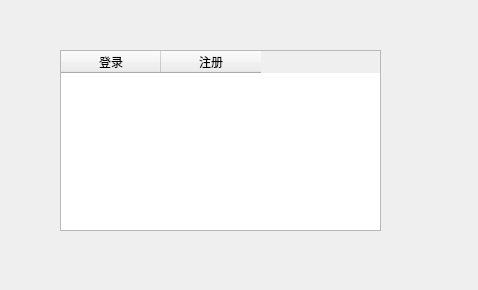
The window that Account_Dialog.ui (Nasssii/Query) describes before a commit, drawn with Qt 5.
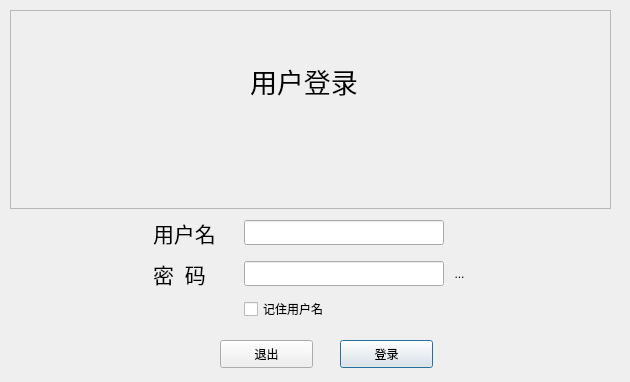
The same window after the commit. Icons and pictures are not drawn.

Diff of the .ui file:
```diff
--- a/Account_Dialog.ui
+++ b/Account_Dialog.ui
@@ -6,32 +6,221 @@
    <rect>
     <x>0</x>
     <y>0</y>
-    <width>478</width>
-    <height>290</height>
+    <width>630</width>
+    <height>382</height>
    </rect>
   </property>
   <property name="windowTitle">
    <string>Dialog</string>
   </property>
-  <widget class="QTableWidget" name="tableWidget">
+  <widget class="QWidget" name="verticalLayoutWidget_2">
    <property name="geometry">
     <rect>
-     <x>60</x>
-     <y>50</y>
-     <width>321</width>
-     <height>181</height>
+     <x>10</x>
+     <y>10</y>
+     <width>601</width>
+     <height>311</height>
     </rect>
    </property>
-   <column>
-    <property name="text">
-     <string>登录</string>
-    </property>
-   </column>
-   <column>
-    <property name="text">
-     <string>注册</string>
-    </property>
-   </column>
+   <layout class="QVBoxLayout" name="verticalLayout_2">
+    <item>
+     <layout class="QHBoxLayout" name="horizontalLayout">
+      <item>
+       <widget class="QFrame" name="frame">
+        <property name="frameShape">
+         <enum>QFrame::StyledPanel</enum>
+        </property>
+        <property name="frameShadow">
+         <enum>QFrame::Raised</enum>
+        </property>
+        <widget class="QLabel" name="labelLoginTitle_2">
+         <property name="geometry">
+          <rect>
+           <x>240</x>
+           <y>20</y>
+           <width>151</width>
+           <height>101</height>
+          </rect>
+         </property>
+         <property name="font">
+          <font>
+           <family>AcadEref</family>
+           <pointsize>20</pointsize>
+          </font>
+         </property>
+         <property name="text">
+          <string>用户登录</string>
+         </property>
+        </widget>
+       </widget>
+      </item>
+     </layout>
+    </item>
+    <item>
+     <layout class="QHBoxLayout" name="horizontalLayout_2">
+      <item>
+       <spacer name="horizontalSpacer_3">
+        <property name="orientation">
+         <enum>Qt::Horizontal</enum>
+        </property>
+        <property name="sizeHint" stdset="0">
+         <size>
+          <width>40</width>
+          <height>20</height>
+         </size>
+        </property>
+       </spacer>
+      </item>
+      <item>
+       <layout class="QGridLayout" name="gridLayout">
+        <item row="1" column="2">
+         <widget class="QLineEdit" name="lineEditPassword">
+          <property name="minimumSize">
+           <size>
+            <width>200</width>
+            <height>25</height>
+           </size>
+          </property>
+         </widget>
+        </item>
+        <item row="0" column="1">
+         <widget class="QLabel" name="labelUser">
+          <property name="minimumSize">
+           <size>
+            <width>85</width>
+            <height>35</height>
+           </size>
+          </property>
+          <property name="font">
+           <font>
+            <family>AcadEref</family>
+            <pointsize>16</pointsize>
+            <weight>50</weight>
+            <italic>false</italic>
+            <bold>false</bold>
+           </font>
+          </property>
+          <property name="text">
+           <string>用户名</string>
+          </property>
+         </widget>
+        </item>
+        <item row="5" column="2">
+         <widget class="QCheckBox" name="checkRememberUser">
+          <property name="text">
+           <string>记住用户名</string>
+          </property>
+         </widget>
+        </item>
+        <item row="1" column="1">
+         <widget class="QLabel" name="labelPassword">
+          <property name="minimumSize">
+           <size>
+            <width>85</width>
+            <height>35</height>
+           </size>
+          </property>
+          <property name="font">
+           <font>
+            <family>AcadEref</family>
+            <pointsize>16</pointsize>
+           </font>
+          </property>
+          <property name="text">
+           <string>密  码</string>
+          </property>
+         </widget>
+        </item>
+        <item row="0" column="2">
+         <widget class="QLineEdit" name="lineEditUser">
+          <property name="minimumSize">
+           <size>
+            <width>200</width>
+            <height>25</height>
+           </size>
+          </property>
+         </widget>
+        </item>
+        <item row="1" column="3">
+         <widget class="QToolButton" name="btnTogglePassword">
+          <property name="styleSheet">
+           <string notr="true">QToolButton#btnTogglePassword {
+    border: none;
+    background: transparent;
+    padding: 0px;
+}
+
+QToolButton#btnTogglePassword:hover {
+    background: transparent;
+    border: none;
+}
+
+QToolButton#btnTogglePassword:pressed {
+    background: transparent;
+    border: none;
+}
+
+QToolButton#btnTogglePassword:checked {
+    background: transparent;
+    border: none;
+}</string>
+          </property>
+          <property name="text">
+           <string>...</string>
+          </property>
+          <property name="icon">
+           <iconset resource="Resource.qrc">
+            <normaloff>:/new/prefix1/image/eye_show.png</normaloff>:/new/prefix1/image/eye_show.png</iconset>
+          </property>
+          <property name="toolButtonStyle">
+           <enum>Qt::ToolButtonIconOnly</enum>
+          </property>
+         </widget>
+        </item>
+       </layout>
+      </item>
+      <item>
+       <spacer name="horizontalSpacer_4">
+        <property name="orientation">
+         <enum>Qt::Horizontal</enum>
+        </property>
+        <property name="sizeHint" stdset="0">
+         <size>
+          <width>40</width>
+          <height>20</height>
+         </size>
+        </property>
+       </spacer>
+      </item>
+     </layout>
+    </item>
+   </layout>
+  </widget>
+  <widget class="QPushButton" name="pushButton">
+   <property name="geometry">
+    <rect>
+     <x>340</x>
+     <y>340</y>
+     <width>93</width>
+     <height>28</height>
+    </rect>
+   </property>
+   <property name="text">
+    <string>登录</string>
+   </property>
+  </widget>
+  <widget class="QPushButton" name="btnExit">
+   <property name="geometry">
+    <rect>
+     <x>220</x>
+     <y>340</y>
+     <width>93</width>
+     <height>28</height>
+    </rect>
+   </property>
+   <property name="text">
+    <string>退出</string>
+   </property>
   </widget>
  </widget>
  <resources/>
```
Left out of the diff: 8 changed lines with no effect on the pictures.
